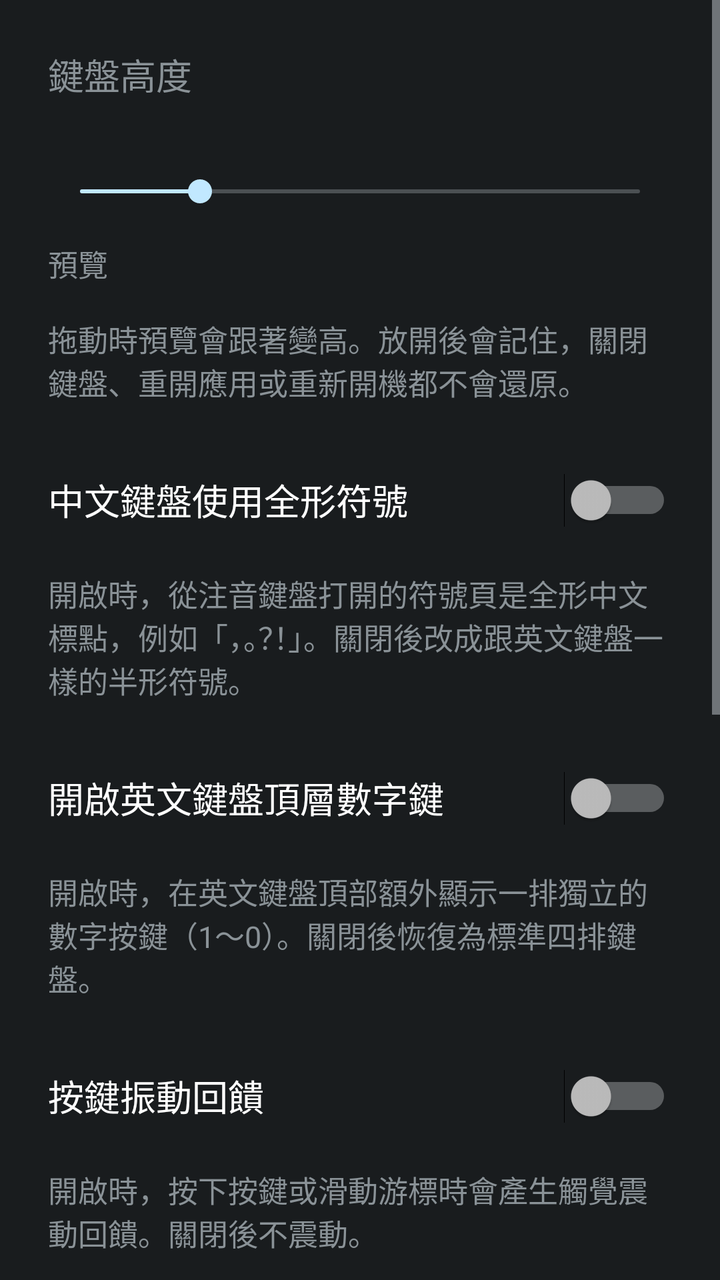
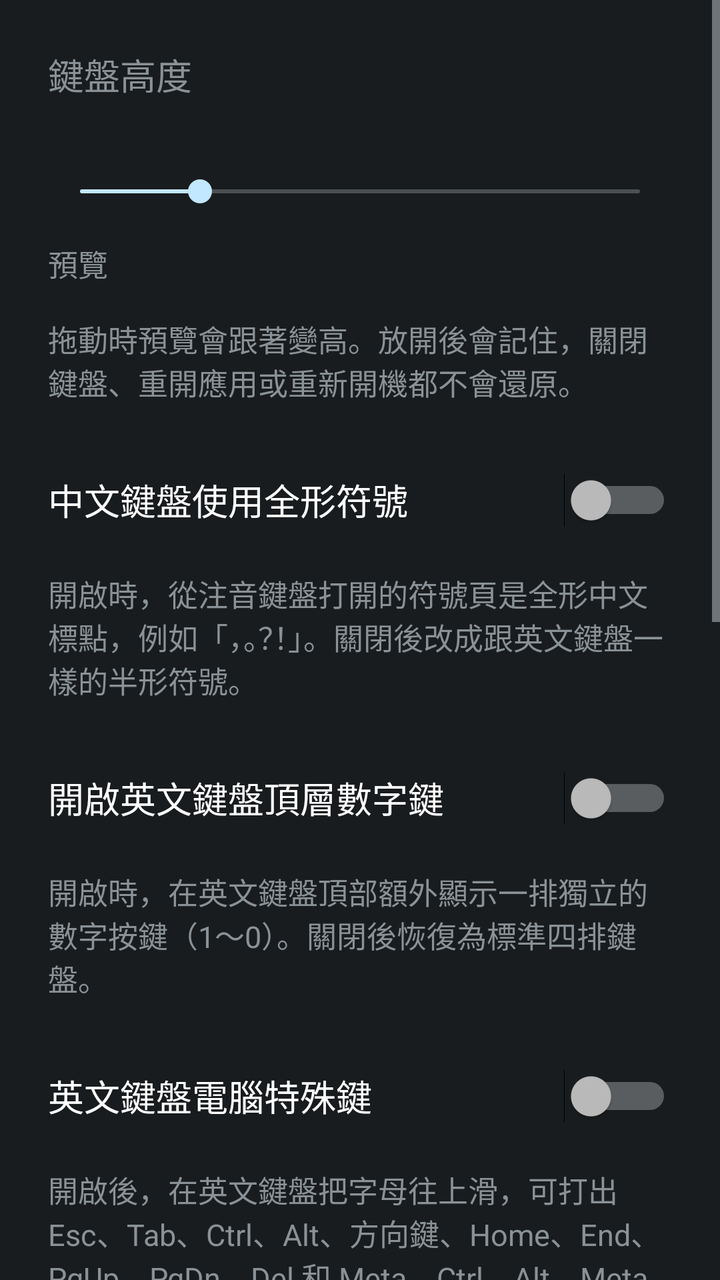

Compare the two renders of this Android layout. The source of the first and the diff that turns it into the second are given below.
<!-- AndroidManifest.xml: application theme Theme.FsKeyboard -->
<!-- res/layout/activity_ime_settings.xml -->
<?xml version="1.0" encoding="utf-8"?>
<ScrollView xmlns:android="http://schemas.android.com/apk/res/android"
    android:id="@+id/settings_root"
    android:layout_width="match_parent"
    android:layout_height="match_parent"
    android:clipToPadding="true">

    <LinearLayout
        android:layout_width="match_parent"
        android:layout_height="wrap_content"
        android:orientation="vertical"
        android:padding="24dp">

        <TextView
            android:layout_width="match_parent"
            android:layout_height="wrap_content"
            android:text="@string/keyboard_height_label"
            android:textSize="18sp" />

        <TextView
            android:id="@+id/keyboard_height_value"
            android:layout_width="match_parent"
            android:layout_height="wrap_content"
            android:paddingTop="8dp"
            android:textSize="15sp" />

        <SeekBar
            android:id="@+id/keyboard_height"
            android:layout_width="match_parent"
            android:layout_height="wrap_content"
            android:layout_marginTop="8dp"
            android:min="36"
            android:max="64"
            android:progress="42"
            android:contentDescription="@string/keyboard_height_label" />

        <TextView
            android:layout_width="match_parent"
            android:layout_height="wrap_content"
            android:paddingTop="16dp"
            android:text="@string/keyboard_height_preview"
            android:textSize="15sp" />

        <LinearLayout
            android:id="@+id/keyboard_height_preview"
            android:layout_width="match_parent"
            android:layout_height="wrap_content"
            android:layout_marginTop="8dp"
            android:orientation="vertical"
            android:contentDescription="@string/keyboard_height_preview" />

        <TextView
            android:layout_width="match_parent"
            android:layout_height="wrap_content"
            android:paddingTop="8dp"
            android:paddingBottom="24dp"
            android:text="@string/keyboard_height_summary"
            android:textSize="15sp" />

        <Switch
            android:id="@+id/full_width_switch"
            android:layout_width="match_parent"
            android:layout_height="wrap_content"
            android:minHeight="48dp"
            android:text="@string/full_width_switch"
            android:textSize="18sp" />

        <TextView
            android:layout_width="match_parent"
            android:layout_height="wrap_content"
            android:paddingTop="12dp"
            android:paddingBottom="24dp"
            android:text="@string/full_width_summary"
            android:textSize="15sp" />

        <Switch
            android:id="@+id/latin_top_number_row_switch"
            android:layout_width="match_parent"
            android:layout_height="wrap_content"
            android:minHeight="48dp"
            android:text="@string/latin_top_number_row_switch"
            android:textSize="18sp" />

        <TextView
            android:id="@+id/latin_top_number_row_summary"
            android:layout_width="match_parent"
            android:layout_height="wrap_content"
            android:paddingTop="12dp"
            android:paddingBottom="24dp"
            android:text="@string/latin_top_number_row_summary"
            android:textSize="15sp" />

        <Switch
            android:id="@+id/vibration_switch"
            android:layout_width="match_parent"
            android:layout_height="wrap_content"
            android:minHeight="48dp"
            android:text="@string/vibration_switch"
            android:textSize="18sp" />

        <TextView
            android:id="@+id/vibration_summary"
            android:layout_width="match_parent"
            android:layout_height="wrap_content"
            android:paddingTop="12dp"
            android:paddingBottom="24dp"
            android:text="@string/vibration_summary"
            android:textSize="15sp" />

        <Switch
            android:id="@+id/key_preview_switch"
            android:layout_width="match_parent"
            android:layout_height="wrap_content"
            android:minHeight="48dp"
            android:text="@string/key_preview_switch"
            android:textSize="18sp" />

        <TextView
            android:id="@+id/key_preview_summary"
            android:layout_width="match_parent"
            android:layout_height="wrap_content"
            android:paddingTop="12dp"
            android:paddingBottom="24dp"
            android:text="@string/key_preview_summary"
            android:textSize="15sp" />

        <Switch
            android:id="@+id/rerank_switch"
            android:layout_width="match_parent"
            android:layout_height="wrap_content"
            android:minHeight="48dp"
            android:text="@string/rerank_switch"
            android:textSize="18sp" />

        <TextView
            android:layout_width="match_parent"
            android:layout_height="wrap_content"
            android:paddingTop="12dp"
            android:text="@string/rerank_summary"
            android:textSize="15sp" />

        <TextView
            android:id="@+id/rerank_model"
            android:layout_width="match_parent"
            android:layout_height="wrap_content"
            android:paddingTop="12dp"
            android:textSize="15sp" />

        <TextView
            android:layout_width="match_parent"
            android:layout_height="wrap_content"
            android:paddingTop="24dp"
            android:text="@string/key_latency_label"
            android:textSize="18sp" />

        <TextView
            android:id="@+id/key_latency_value"
            android:layout_width="match_parent"
            android:layout_height="wrap_content"
            android:paddingTop="8dp"
            android:textSize="15sp" />

        <TextView
            android:layout_width="match_parent"
            android:layout_height="wrap_content"
            android:paddingTop="8dp"
            android:text="@string/key_latency_summary"
            android:textSize="15sp" />

        <Button
            android:id="@+id/key_latency_reset"
            android:layout_width="wrap_content"
            android:layout_height="wrap_content"
            android:layout_marginTop="8dp"
            android:text="@string/key_latency_reset" />
    </LinearLayout>
</ScrollView>
<!-- resources referenced by this layout -->
<resources>
  <string name="full_width_summary">開啟時，從注音鍵盤打開的符號頁是全形中文標點，例如「，。？！」。關閉後改成跟英文鍵盤一樣的半形符號。</string>
  <string name="full_width_switch">中文鍵盤使用全形符號</string>
  <string name="key_latency_label">按鍵延遲</string>
  <string name="key_latency_reset">清除</string>
  <string name="key_latency_summary">從手指放開到鍵盤畫出結果的時間。只留最近 200 次，鍵盤程式重開後會歸零。</string>
  <string name="key_preview_summary">開啟時，按下注音、字母或符號，會在按鍵上方短暫浮出放大的字。空白鍵、刪除和功能鍵不會出現。</string>
  <string name="key_preview_switch">按鍵懸浮提示</string>
  <string name="keyboard_height_label">鍵盤高度</string>
  <string name="keyboard_height_preview">預覽</string>
  <string name="keyboard_height_summary">拖動時預覽會跟著變高。放開後會記住，關閉鍵盤、重開應用或重新開機都不會還原。</string>
  <string name="latin_top_number_row_summary">開啟時，在英文鍵盤頂部額外顯示一排獨立的數字按鍵（1～0）。關閉後恢復為標準四排鍵盤。</string>
  <string name="latin_top_number_row_switch">開啟英文鍵盤頂層數字鍵</string>
  <string name="rerank_summary">用游標前最近 20 字，對最多 9 個候選重新排序。超過 50ms 或模型出錯就改回原本順序。</string>
  <string name="rerank_switch">神經重排</string>
  <string name="vibration_summary">開啟時，按下按鍵或滑動游標時會產生觸覺震動回饋。關閉後不震動。</string>
  <string name="vibration_switch">按鍵振動回饋</string>
  <style name="Theme.FsKeyboard" parent="android:Theme.DeviceDefault" />
</resources>

<!-- the commit's change to res/layout/activity_ime_settings.xml (unified diff, before → after) -->
@@ -91,6 +91,23 @@
             android:textSize="15sp" />
 
         <Switch
+            android:id="@+id/latin_computer_keys_switch"
+            android:layout_width="match_parent"
+            android:layout_height="wrap_content"
+            android:minHeight="48dp"
+            android:text="@string/latin_computer_keys_switch"
+            android:textSize="18sp" />
+
+        <TextView
+            android:id="@+id/latin_computer_keys_summary"
+            android:layout_width="match_parent"
+            android:layout_height="wrap_content"
+            android:paddingTop="12dp"
+            android:paddingBottom="24dp"
+            android:text="@string/latin_computer_keys_summary"
+            android:textSize="15sp" />
+
+        <Switch
             android:id="@+id/vibration_switch"
             android:layout_width="match_parent"
             android:layout_height="wrap_content"
<!-- resource entries referenced after the edit -->
@@ -10,6 +10,8 @@
   <string name="keyboard_height_label">鍵盤高度</string>
   <string name="keyboard_height_preview">預覽</string>
   <string name="keyboard_height_summary">拖動時預覽會跟著變高。放開後會記住，關閉鍵盤、重開應用或重新開機都不會還原。</string>
+  <string name="latin_computer_keys_summary">開啟後，在英文鍵盤把字母往上滑，可打出 Esc、Tab、Ctrl、Alt、方向鍵、Home、End、PgUp、PgDn、Del 和 Meta。Ctrl、Alt、Meta 會加在下一個按鍵上，再滑一次就取消。</string>
+  <string name="latin_computer_keys_switch">英文鍵盤電腦特殊鍵</string>
   <string name="latin_top_number_row_summary">開啟時，在英文鍵盤頂部額外顯示一排獨立的數字按鍵（1～0）。關閉後恢復為標準四排鍵盤。</string>
   <string name="latin_top_number_row_switch">開啟英文鍵盤頂層數字鍵</string>
   <string name="rerank_summary">用游標前最近 20 字，對最多 9 個候選重新排序。超過 50ms 或模型出錯就改回原本順序。</string>
